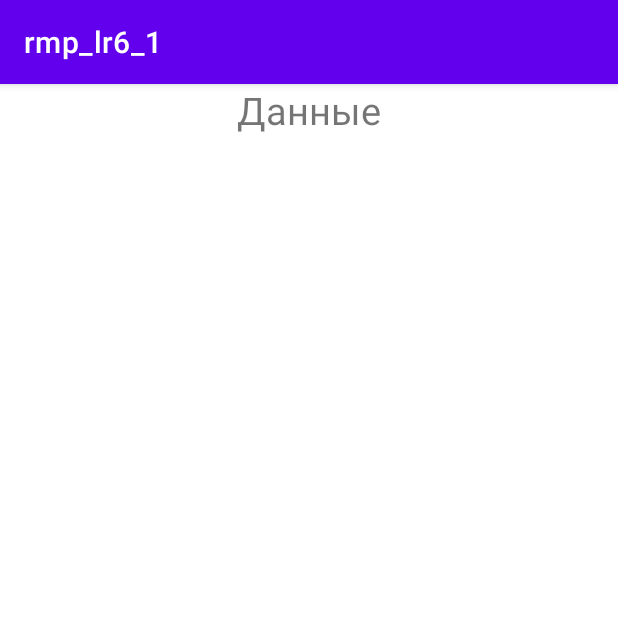
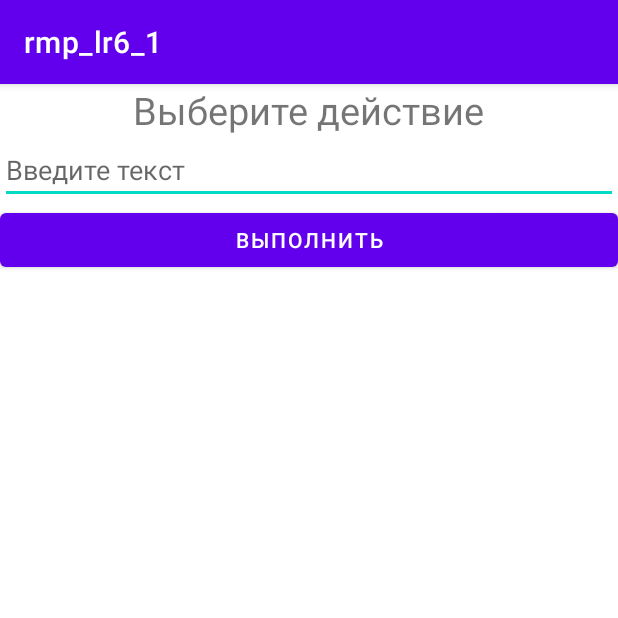
Before and after one commit to phil0s0f/rmp_lr6_1, an Android app: the DetailActivity screen opened directly, with no data from a screen before it, on a phone screen of 412 x 824 dp, the top half of it. Run offline under Robolectric (Android 15) with nearby library versions, the phone set to English and light mode, and no system bars.

```diff
--- a/app/src/main/java/com/example/rmp_lr6_1/DetailActivity.java
+++ b/app/src/main/java/com/example/rmp_lr6_1/DetailActivity.java
@@ -8,7 +8,7 @@ import android.os.Bundle;
 public class DetailActivity extends AppCompatActivity {
 
     public static final String TEXT_KEY = "TEXT";
-    String text = "Данные";
+    String text = "Выберите действие";
 
     @Override
     protected void onCreate(Bundle savedInstanceState) {
--- a/app/src/main/res/layout/fragment_detail.xml
+++ b/app/src/main/res/layout/fragment_detail.xml
@@ -6,8 +6,30 @@
     <TextView
         android:id="@+id/detailsText"
         android:layout_width="wrap_content"
-        android:layout_height="match_parent"
+        android:layout_height="wrap_content"
         android:layout_gravity="center"
-        android:text="Данные"
+        android:text="Выберите действие"
         android:textSize="25sp" />
+
+    <EditText
+        android:id="@+id/inputMessage"
+        android:layout_width="match_parent"
+        android:layout_height="wrap_content"
+        android:ems="20"
+        android:hint="Введите текст"
+        android:inputType="textPersonName" />
+
+    <Button
+        android:id="@+id/buttonExecute"
+        android:layout_width="match_parent"
+        android:layout_height="wrap_content"
+        android:text="Выполнить" />
+
+    <TextView
+        android:id="@+id/outputMessage"
+        android:layout_width="wrap_content"
+        android:layout_height="wrap_content"
+        android:layout_gravity="center"
+        android:textSize="25sp" />
+
 </LinearLayout>
--- a/app/src/main/res/layout/fragment_list.xml
+++ b/app/src/main/res/layout/fragment_list.xml
@@ -5,18 +5,18 @@
 
     <Button
         android:id="@+id/showStat"
-        android:layout_width="wrap_content"
+        android:layout_width="match_parent"
         android:layout_height="wrap_content"
         android:text="Вывести статистику" />
 
     <Button
         android:id="@+id/countWord"
-        android:layout_width="wrap_content"
+        android:layout_width="match_parent"
         android:layout_height="wrap_content"
         android:text="Посчитать слова" />
     <Button
         android:id="@+id/removeFirstWord"
-        android:layout_width="wrap_content"
+        android:layout_width="match_parent"
         android:layout_height="wrap_content"
         android:text="Удалить первое слово" />
 </LinearLayout>
```
Also changed, not shown: app/src/main/java/com/example/rmp_lr6_1/DetailFragment.java (+67 -0 lines).
